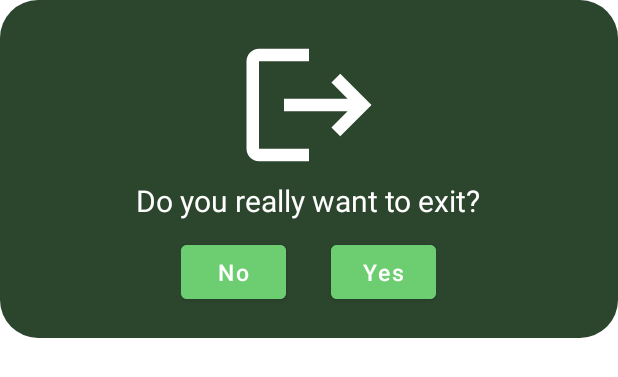
After one commit to EvilMorty13/Project-Office-Room, an Android app: the layout dialog_layout.xml on its own in the app's theme, with its tools: preview values and no code run, on a phone screen of 412 x 824 dp. The commit adds this screen. Shown: the top 377 px of the screen. Run offline under Robolectric (Android 15) with nearby library versions, the phone set to English and light mode, and no system bars; Roboto replaces fonts that are not available here.

Commit message:
Custom dialog, exit pop up, join office bug fix
Create a custom dialog. Implemented exit pop up throughout the app using custom dialog. Fixed a bug where join office didn't check for empty strings.

```diff
--- a/app/src/main/java/com/example/officeroom/CreateOfficeActivity.java
+++ b/app/src/main/java/com/example/officeroom/CreateOfficeActivity.java
@@ -240,6 +240,10 @@ public class CreateOfficeActivity extends AppCompatActivity {
 
     }
 
+    public void onBackPressed(){
+        createOfficeToJoinOffice();
+    }
+
     private void createOfficeToJoinOffice() {
         new Handler().postDelayed(new Runnable() {
             @Override
--- a/app/src/main/java/com/example/officeroom/RegistrationActivity.java
+++ b/app/src/main/java/com/example/officeroom/RegistrationActivity.java
@@ -1,6 +1,7 @@
 package com.example.officeroom;
 
 import androidx.annotation.NonNull;
+import androidx.appcompat.app.AlertDialog;
 import androidx.appcompat.app.AppCompatActivity;
 import androidx.core.content.ContextCompat;
 
@@ -69,6 +70,10 @@ public class RegistrationActivity extends AppCompatActivity {
             }
         });
 
+    }
+
+    public void onBackPressed(){
+        RegistrationToLoginAnimation();
     }
 
     private void RegistrationToLoginAnimation() {
--- /dev/null
+++ b/app/src/main/res/drawable/baseline_logout_24.xml
@@ -0,0 +1,5 @@
+<vector android:autoMirrored="true" android:height="24dp"
+    android:tint="#FFFFFF" android:viewportHeight="24"
+    android:viewportWidth="24" android:width="24dp" xmlns:android="http://schemas.android.com/apk/res/android">
+    <path android:fillColor="@android:color/white" android:pathData="M17,7l-1.41,1.41L18.17,11H8v2h10.17l-2.58,2.58L17,17l5,-5zM4,5h8V3H4c-1.1,0 -2,0.9 -2,2v14c0,1.1 0.9,2 2,2h8v-2H4V5z"/>
+</vector>
--- /dev/null
+++ b/app/src/main/res/drawable/rounded_dialog.xml
@@ -0,0 +1,9 @@
+<?xml version="1.0" encoding="utf-8"?>
+<shape xmlns:android="http://schemas.android.com/apk/res/android"
+    android:shape="rectangle">
+
+    <solid android:color="@color/backgroundColor"/>
+
+    <corners android:radius="25dp"/>
+
+</shape>
--- /dev/null
+++ b/app/src/main/res/layout/dialog_layout.xml
@@ -0,0 +1,61 @@
+<?xml version="1.0" encoding="utf-8"?>
+<RelativeLayout xmlns:android="http://schemas.android.com/apk/res/android"
+    android:layout_width="match_parent"
+    android:layout_height="wrap_content"
+    xmlns:app="http://schemas.android.com/apk/res-auto"
+    android:orientation="vertical"
+    android:background="@drawable/rounded_dialog"
+    android:padding="20dp"
+    app:circularflow_radiusInDP="20dp">
+
+    <ImageView
+        android:id="@+id/log_out_icon"
+        android:layout_width="100dp"
+        android:layout_height="100dp"
+        android:layout_centerHorizontal="true"
+        android:src="@drawable/baseline_logout_24" />
+
+    <TextView
+        android:id="@+id/log_out_message"
+        android:layout_width="wrap_content"
+        android:layout_height="wrap_content"
+        android:layout_below="@+id/log_out_icon"
+        android:layout_centerHorizontal="true"
+        android:text="Do you really want to exit?"
+        android:textColor="@color/white"
+        android:textSize="20sp" />
+
+    <RelativeLayout
+
+        android:layout_below="@+id/log_out_message"
+        android:layout_width="wrap_content"
+        android:layout_height="wrap_content"
+        android:layout_centerHorizontal="true"
+        android:layout_marginTop="10dp"
+        android:weightSum="2">
+
+        <Button
+            android:id="@+id/no_button"
+            android:layout_width="70dp"
+            android:layout_height="wrap_content"
+            android:text="No"
+            android:backgroundTint="#6DCD71"
+            android:textColor="@color/white"
+            android:textSize="15sp"
+            android:textAllCaps="false" />
+
+        <Button
+            android:id="@+id/yes_button"
+            android:layout_width="70dp"
+            android:layout_height="wrap_content"
+            android:layout_toRightOf="@+id/no_button"
+            android:layout_marginLeft="30dp"
+            android:text="Yes"
+            android:backgroundTint="#6DCD71"
+            android:textColor="@color/white"
+            android:textSize="15sp"
+            android:textAllCaps="false" />
+
+    </RelativeLayout>
+
+</RelativeLayout>
```
Also changed, not shown: app/src/main/java/com/example/officeroom/JoinOfficeActivity.java (+51 -0 lines), app/src/main/java/com/example/officeroom/LoginActivity.java (+26 -0 lines), app/src/main/java/com/example/officeroom/OfficeRoomActivity.java (+25 -0 lines).
